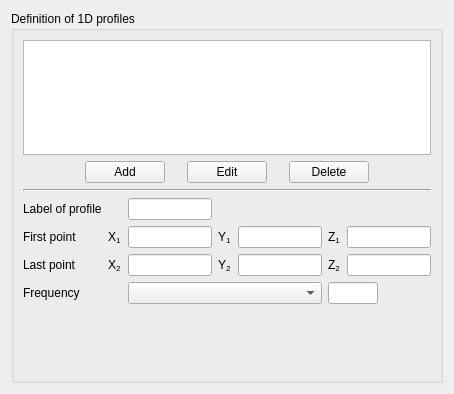
Above: gui/Pages/ProfilesForm.ui from code-saturne/code_saturne before the change. Below: the same form after it.
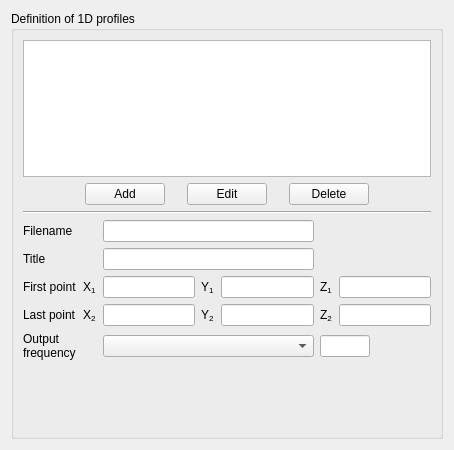
That is the form after the change. Icons and pictures are not drawn.

Commit message: Improve the behaviour of the profiles management in GUI (add a title box and automatically set the extension to .dat).

What changed in the file:
```diff
--- a/gui/Pages/ProfilesForm.ui
+++ b/gui/Pages/ProfilesForm.ui
@@ -6,19 +6,19 @@
     <x>0</x>
     <y>0</y>
     <width>450</width>
-    <height>394</height>
+    <height>450</height>
    </rect>
   </property>
   <property name="windowTitle" >
    <string>Form</string>
   </property>
-  <layout class="QVBoxLayout" >
+  <layout class="QVBoxLayout" name="verticalLayout_2" >
    <item>
     <widget class="QGroupBox" name="groupBox" >
      <property name="title" >
       <string>Definition of 1D profiles</string>
      </property>
-     <layout class="QVBoxLayout" >
+     <layout class="QVBoxLayout" name="verticalLayout" >
       <item>
        <widget class="QTreeView" name="treeViewProfile" >
         <property name="indentation" >
@@ -118,7 +118,7 @@
        </widget>
       </item>
       <item>
-       <layout class="QHBoxLayout" >
+       <layout class="QHBoxLayout" name="horizontalLayout" >
         <item>
          <spacer>
           <property name="orientation" >
@@ -126,109 +126,120 @@
           </property>
           <property name="sizeHint" stdset="0" >
            <size>
-            <width>16</width>
-            <height>16</height>
+            <width>13</width>
+            <height>13</height>
            </size>
           </property>
          </spacer>
         </item>
         <item>
-         <layout class="QGridLayout" >
-          <item row="0" column="0" >
-           <widget class="QLabel" name="label" >
+         <layout class="QGridLayout" name="gridLayout" >
+          <item row="0" column="0" colspan="2" >
+           <widget class="QLabel" name="labelBaseName" >
             <property name="text" >
-             <string>Label of profile</string>
+             <string>Filename</string>
             </property>
            </widget>
           </item>
-          <item row="0" column="2" >
-           <widget class="QLineEdit" name="lineEditProfileName" />
+          <item row="0" column="2" colspan="3" >
+           <widget class="QLineEdit" name="lineEditBaseName" />
           </item>
           <item row="1" column="0" >
+           <widget class="QLabel" name="label" >
+            <property name="text" >
+             <string>Title</string>
+            </property>
+           </widget>
+          </item>
+          <item row="1" column="2" colspan="3" >
+           <widget class="QLineEdit" name="lineEditTitle" />
+          </item>
+          <item row="2" column="0" >
            <widget class="QLabel" name="labelFirstPoint" >
             <property name="text" >
              <string>First point</string>
             </property>
            </widget>
           </item>
-          <item row="1" column="1" >
+          <item row="2" column="1" >
            <widget class="QLabel" name="labelX1" >
             <property name="text" >
              <string>X&lt;sub>1&lt;/sub></string>
             </property>
            </widget>
           </item>
-          <item row="1" column="2" >
+          <item row="2" column="2" >
            <widget class="QLineEdit" name="lineEditX1" />
           </item>
-          <item row="1" column="3" >
+          <item row="2" column="3" >
            <widget class="QLabel" name="labelY1" >
             <property name="text" >
              <string>Y&lt;sub>1&lt;/sub></string>
             </property>
            </widget>
           </item>
-          <item row="1" column="4" >
+          <item row="2" column="4" >
            <widget class="QLineEdit" name="lineEditY1" />
           </item>
-          <item row="1" column="5" >
+          <item row="2" column="5" >
            <widget class="QLabel" name="labelZ1" >
             <property name="text" >
              <string>Z&lt;sub>1&lt;/sub></string>
             </property>
            </widget>
           </item>
-          <item row="1" column="6" >
+          <item row="2" column="6" >
            <widget class="QLineEdit" name="lineEditZ1" />
           </item>
-          <item row="2" column="0" >
+          <item row="3" column="0" >
            <widget class="QLabel" name="labelLastPoint" >
             <property name="text" >
              <string>Last point</string>
             </property>
            </widget>
           </item>
-          <item row="2" column="1" >
+          <item row="3" column="1" >
            <widget class="QLabel" name="labelX2" >
             <property name="text" >
              <string>X&lt;sub>2&lt;/sub></string>
             </property>
            </widget>
           </item>
-          <item row="2" column="2" >
+          <item row="3" column="2" >
            <widget class="QLineEdit" name="lineEditX2" />
           </item>
-          <item row="2" column="3" >
+          <item row="3" column="3" >
            <widget class="QLabel" name="labelY2" >
             <property name="text" >
              <string>Y&lt;sub>2&lt;/sub></string>
             </property>
            </widget>
           </item>
-          <item row="2" column="4" >
+          <item row="3" column="4" >
            <widget class="QLineEdit" name="lineEditY2" />
           </item>
-          <item row="2" column="5" >
+          <item row="3" column="5" >
            <widget class="QLabel" name="labelZ2" >
             <property name="text" >
              <string>Z&lt;sub>2&lt;/sub></string>
             </property>
            </widget>
           </item>
-          <item row="2" column="6" >
+          <item row="3" column="6" >
            <widget class="QLineEdit" name="lineEditZ2" />
           </item>
-          <item row="3" column="0" >
+          <item row="4" column="0" >
            <widget class="QLabel" name="labelFreq" >
             <property name="text" >
-             <string>Frequency</string>
+             <string>Output
+frequency</string>
             </property>
            </widget>
           </item>
-          <item row="3" column="2" colspan="3" >
+          <item row="4" column="2" colspan="3" >
            <widget class="QComboBox" name="comboBoxFreq" />
           </item>
-          <item row="3" column="5" colspan="2" >
+          <item row="4" column="5" colspan="2" >
            <widget class="QLineEdit" name="lineEditFreq" >
             <property name="maximumSize" >
              <size>
@@ -247,8 +258,8 @@
           </property>
           <property name="sizeHint" stdset="0" >
            <size>
-            <width>16</width>
-            <height>16</height>
+            <width>17</width>
+            <height>18</height>
            </size>
           </property>
          </spacer>
```
The commit also changes 5 other files.
